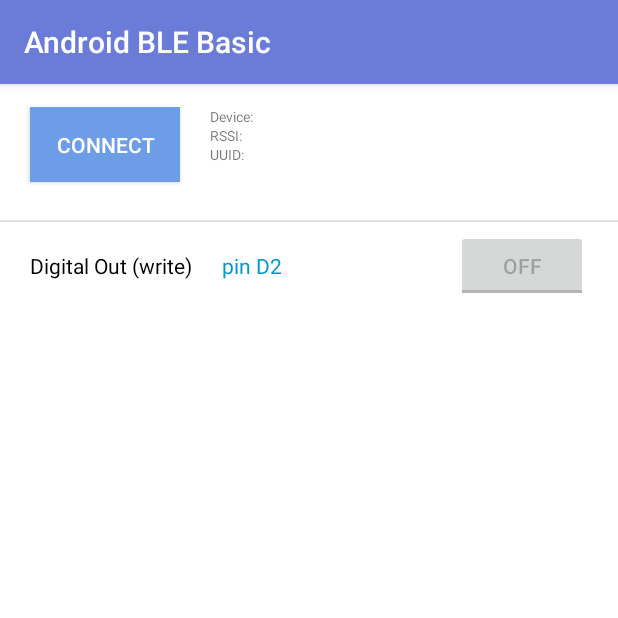
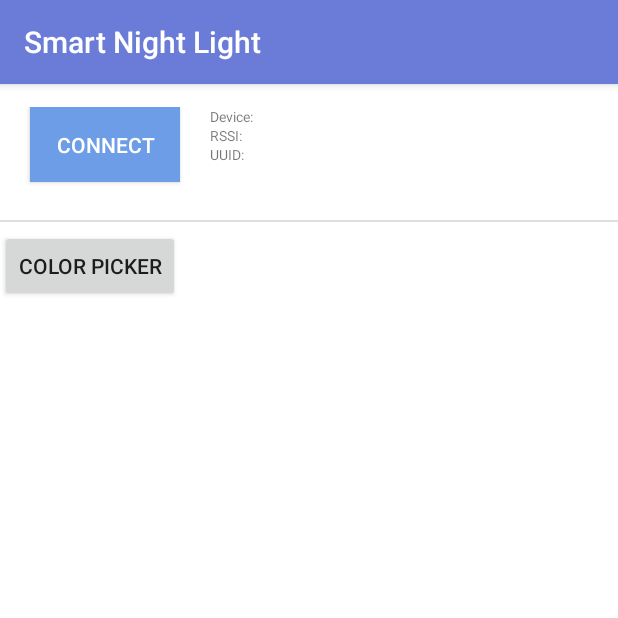
Before and after one commit to christiango/CSE590-Ubiquitous-Computing, an Android app: the MainActivity screen opened directly, with no data from a screen before it, on a phone screen of 412 x 824 dp, the top half of it. Run offline under Robolectric (Android 15) with nearby library versions, the light colour scheme and no system bars; 3 statements that could not run were skipped.

Commit message:
Add  color picker code

```diff
--- a/SmartNightLight/Android/app/src/main/java/go/christian/smartnightlight/MainActivity.java
+++ b/SmartNightLight/Android/app/src/main/java/go/christian/smartnightlight/MainActivity.java
@@ -28,10 +28,9 @@
 import android.view.Gravity;
 import android.view.View;
 import android.widget.Button;
-import android.widget.CompoundButton;
 import android.widget.TextView;
 import android.widget.Toast;
-import android.widget.ToggleButton;
+
 
 import go.christian.smartnightlight.BLE.RBLGattAttributes;
 import go.christian.smartnightlight.BLE.RBLService;
@@ -53,14 +52,14 @@
     private TextView mDeviceName = null;
     private TextView mRssiValue = null;
     private TextView mUUID = null;
-    private ToggleButton mDigitalOutBtn;
+    private Button mColorPickerBtn;
     private String mBluetoothDeviceName = "";
     private String mBluetoothDeviceUUID = "";
 
 
     // Declare all Bluetooth stuff
-    private BluetoothGattCharacteristic mCharacteristicTx = null;
-    private RBLService mBluetoothLeService;
+    private static BluetoothGattCharacteristic mCharacteristicTx = null;
+    private static RBLService mBluetoothLeService;
     private BluetoothAdapter mBluetoothAdapter;
     private BluetoothDevice mDevice = null;
     private String mDeviceAddress;
@@ -99,7 +98,6 @@
     private void setButtonDisable() {
         flag = false;
         mConnState = false;
-        mDigitalOutBtn.setEnabled(flag);
         mConnectBtn.setText("Connect");
         mRssiValue.setText("");
         mDeviceName.setText("");
@@ -109,7 +107,6 @@
     private void setButtonEnable() {
         flag = true;
         mConnState = true;
-        mDigitalOutBtn.setEnabled(flag);
         mConnectBtn.setText("Disconnect");
     }
 
@@ -181,7 +178,7 @@
 
             @Override
             public void run() {
-                boolean x = mBluetoothAdapter.startLeScan(mLeScanCallback);
+                mBluetoothAdapter.startLeScan(mLeScanCallback);
 
                 try {
                     Thread.sleep(SCAN_PERIOD);
@@ -239,6 +236,18 @@
         return new String(hexChars);
     }
 
+    public static void sendRGBValueToLed(byte r, byte g, byte b) {
+        byte buf[] = new byte[] { (byte) 0x01, (byte) 0x00, (byte) 0x00, (byte) 0x00 };
+
+        buf[1] = r;
+        buf[2] = g;
+        buf[3] = b;
+
+        mCharacteristicTx.setValue(buf);
+        mBluetoothLeService.writeCharacteristic(mCharacteristicTx);
+
+    }
+
     // Convert a string to a UUID format
     private String stringToUuidString(String uuid) {
         StringBuffer newString = new StringBuffer();
@@ -255,7 +264,6 @@
         return newString.toString();
     }
 
-
     @Override
     protected void onCreate(Bundle savedInstanceState) {
         super.onCreate(savedInstanceState);
@@ -265,7 +273,7 @@
         mConnectBtn = (Button) findViewById(R.id.connectBtn);
         mDeviceName = (TextView) findViewById(R.id.deviceName);
         mRssiValue = (TextView) findViewById(R.id.rssiValue);
-        mDigitalOutBtn = (ToggleButton) findViewById(R.id.DOutBtn);
+        mColorPickerBtn = (Button) findViewById(R.id.ColorPickerBtn);
         mUUID = (TextView) findViewById(R.id.uuidValue);
 
         // Connection button click event
@@ -316,25 +324,12 @@
 
         // Send data to Duo board
         // It has three bytes: maker, data value, reserved
-        mDigitalOutBtn.setOnCheckedChangeListener(new CompoundButton.OnCheckedChangeListener() {
 
-
+        mColorPickerBtn.setOnClickListener( new View.OnClickListener() {
             @Override
-            public void onCheckedChanged(CompoundButton buttonView,
-                                         boolean isChecked) {
-                byte buf[] = new byte[] { (byte) 0x01, (byte) 0x00, (byte) 0x00, (byte) 0x00 };
-
-                if (isChecked == true)
-                    buf[1] = 0x01;
-                else
-                    buf[1] = 0x00;
-
-                buf[1] = 0x20;
-                buf[2] = 0x30;
-                buf[2] = 0x01;
-
-                mCharacteristicTx.setValue(buf);
-                mBluetoothLeService.writeCharacteristic(mCharacteristicTx);
+            public void onClick(View view) {
+                Intent intent = new Intent(MainActivity.this, ColorPickerActivity.class);
+                startActivity(intent);
             }
         });
 
--- a/SmartNightLight/Android/app/src/main/res/layout/activity_main.xml
+++ b/SmartNightLight/Android/app/src/main/res/layout/activity_main.xml
@@ -130,33 +130,14 @@
             android:layout_height="match_parent"
             android:orientation="horizontal">
 
-            <TextView
-                android:id="@+id/digitalOut"
-                android:layout_width="wrap_content"
-                android:layout_height="wrap_content"
-                android:layout_marginLeft="20dp"
-                android:layout_marginRight="20dp"
-                android:text="Digital Out (write)"
-                android:textColor="#000000" />
-
-            <TextView
-                android:layout_width="wrap_content"
-                android:layout_height="wrap_content"
-                android:layout_marginRight="20dp"
-                android:layout_weight="1"
-                android:text="@string/digital_write"
-                android:textColor="@android:color/holo_blue_dark" />
-
-            <ToggleButton
-                android:id="@+id/DOutBtn"
+            <Button
+                android:id="@+id/ColorPickerBtn"
                 android:layout_width="wrap_content"
                 android:layout_height="wrap_content"
                 android:layout_centerHorizontal="true"
                 android:layout_marginRight="20dp"
-                android:checked="false"
-                android:enabled="false"
-                android:textOff="OFF"
-                android:textOn="ON" />
+                android:text="Color Picker"
+   />
 
         </LinearLayout>
 
--- a/SmartNightLight/Android/app/src/main/res/values/colors.xml
+++ b/SmartNightLight/Android/app/src/main/res/values/colors.xml
@@ -4,4 +4,5 @@
     <color name="colorPrimaryDark">#303F9F</color>
     <color name="colorAccent">#ffffff</color>
     <color name="white">#FFFFFF</color>
+    <color name="seekbarcolor">#6b7cd8</color>
 </resources>
--- a/SmartNightLight/Android/app/src/main/res/values/strings.xml
+++ b/SmartNightLight/Android/app/src/main/res/values/strings.xml
@@ -1,5 +1,5 @@
 <resources>
-    <string name="app_name">PinControlDemo_Android</string>
+    <string name="app_name">Smart Night Light</string>
     <string name="digital_write">pin D2</string>
     <string name="digital_read">pin D4</string>
     <string name="analog_read">pin A5</string>
```
Also changed, not shown: SmartNightLight/Android/app/src/main/AndroidManifest.xml (+20 -8 lines), SmartNightLight/Android/app/src/main/java/go/christian/smartnightlight/ColorPickerActivity.java (added, +43 -0 lines), SmartNightLight/Android/app/src/main/res/layout/activity_color_picker.xml (added, +68 -0 lines), 1 other file.
